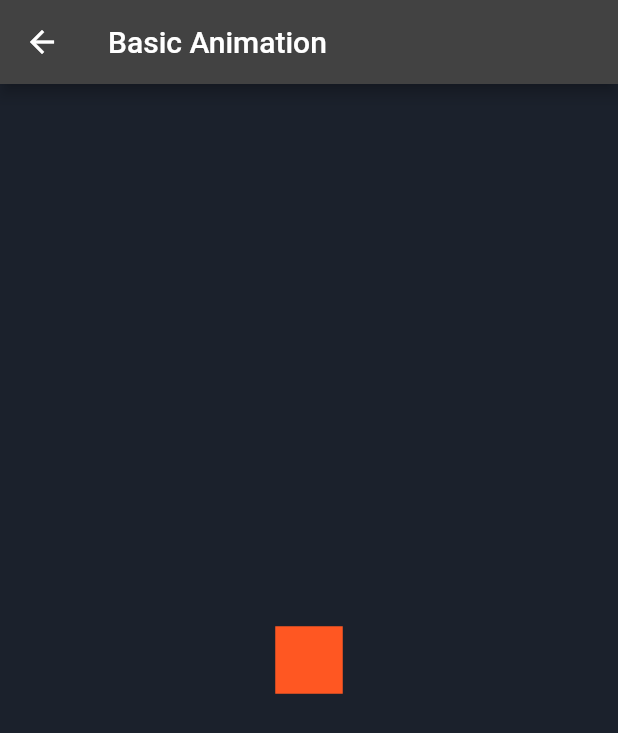
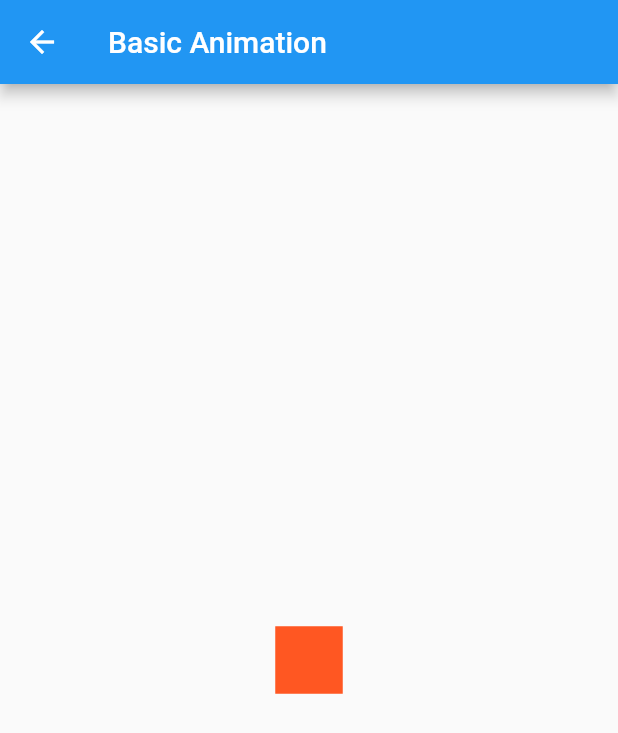
Before and after one commit to ramin-deriv/animations_in_flutter, a Flutter app: the screen it shows after launch, after a tap on "Basic Animation", on a phone screen of 412 x 824 dp. Shown: the top 733 px of the screen. Run offline on Flutter 3.47's test engine with Material 2 defaults, Android fonts, the phone set to English and light mode, and no system bars.

Commit message:
Some cleanup

```diff
--- a/lib/animations_list.dart
+++ b/lib/animations_list.dart
@@ -32,13 +32,17 @@ class _AnimationsListState extends State<AnimationsList> {
         itemBuilder: (context, i) {
           return ListTile(
             title: Text(examples[i].title),
-              onTap: () => Navigator.of(context).push(MaterialPageRoute(
+            onTap: () => Navigator.of(context).push(
+              MaterialPageRoute(
                 builder: (context) => PageFrame(
                   title: examples[i].title,
                   child: examples[i].widget,
-                      ))),
+                ),
+              ),
+            ),
           );
-          }),
+        },
+      ),
     );
   }
 }
@@ -68,7 +72,7 @@ List<Example> examples = [
     widget: MultipleAnimationsExample(),
   ),
   Example(
-    title: 'Sequence of Animations',
+    title: 'Staggered Animations',
     widget: StaggeredAnimationExample(),
   ),
   Example(
--- a/lib/main.dart
+++ b/lib/main.dart
@@ -11,8 +11,7 @@ class MyApp extends StatelessWidget {
     return MaterialApp(
       title: 'Flutter Demo',
       theme: ThemeData(
-        brightness: Brightness.dark,
-        primarySwatch: Colors.blue,
+        brightness: Brightness.light,
       ),
       home: AnimationsList(),
     );
--- a/lib/page_frame.dart
+++ b/lib/page_frame.dart
@@ -13,15 +13,8 @@ class PageFrame extends StatelessWidget {
   @override
   Widget build(BuildContext context) {
     return Scaffold(
-      appBar: AppBar(
-        title: Text(title),
-      ),
-      body: Container(
-        color: Color.fromRGBO(27, 33, 44, 1.0),
-        child: Center(
-          child: child,
-        ),
-      ),
+      appBar: AppBar(title: Text(title)),
+      body: Center(child: child),
     );
   }
 }
```
Lines whose indentation alone changed are shown as unchanged.
